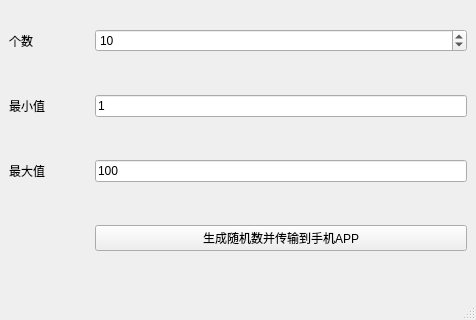
Before: the Qt Designer form src/ui/MainWindow.ui in SyncopationG/PCData2Mobile, drawn with Qt 5; both pictures show x 0 to 476 and y 220 to 540 of the 476 by 540 pixel window.
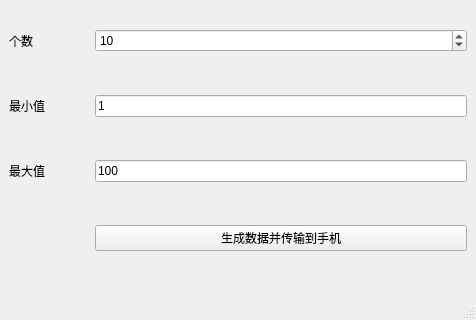
After: the same form once the commit is applied. Icons and pictures are not drawn.

What changed in the file:
```diff
--- a/src/ui/MainWindow.ui
+++ b/src/ui/MainWindow.ui
@@ -101,7 +101,7 @@
     <item row="7" column="1">
      <widget class="QPushButton" name="pushButtonSendData">
       <property name="text">
-       <string>生成随机数并传输到手机APP</string>
+       <string>生成数据并传输到手机</string>
       </property>
      </widget>
     </item>
```
